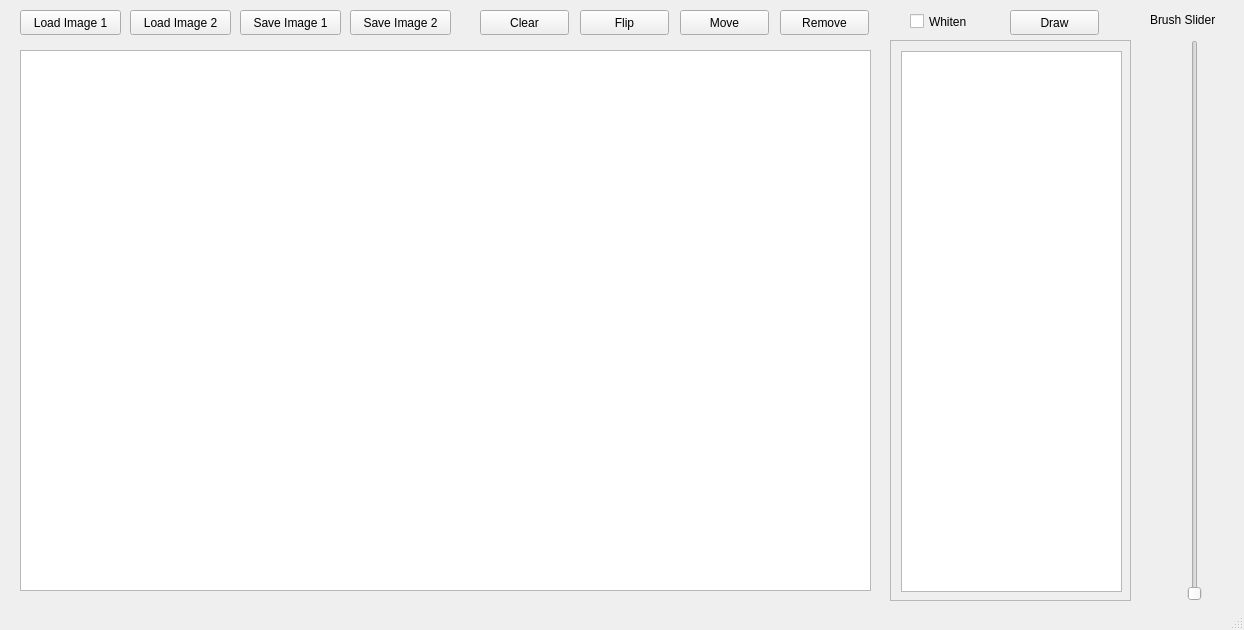
First picture: the form in mainwindow.ui, repository rohithreddy0087/segmented_image_editor, before the edit.
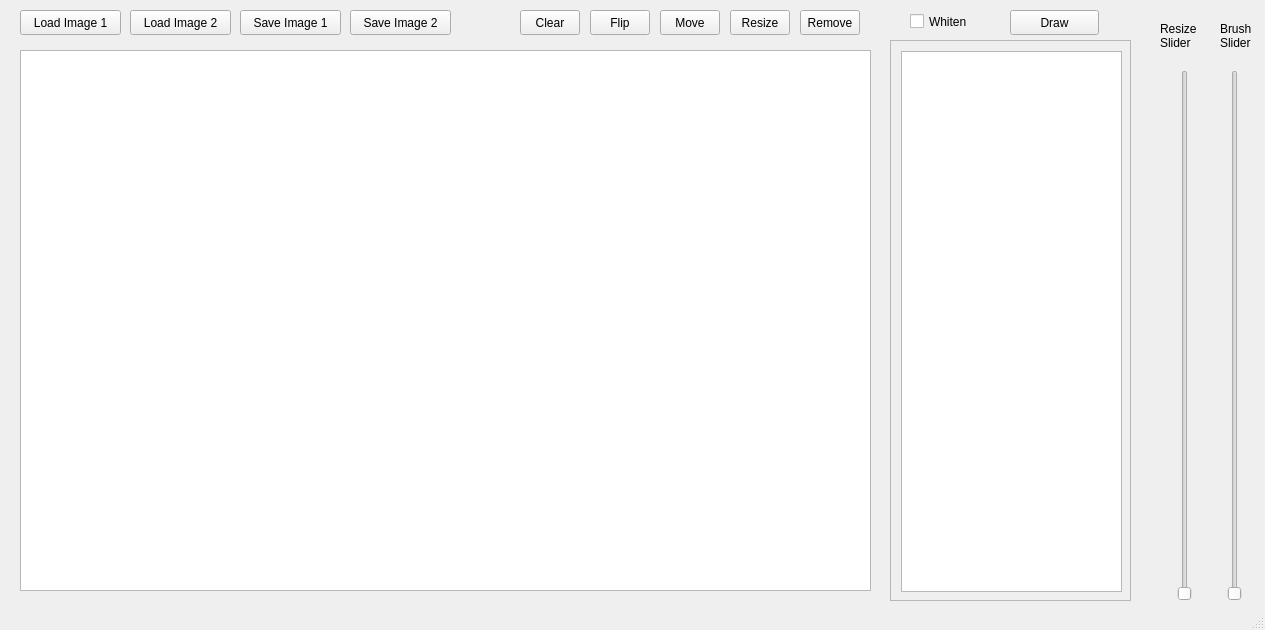
Second picture: the form after the edit.

Commit message: adds resize feature

```diff
--- a/mainwindow.ui
+++ b/mainwindow.ui
@@ -6,7 +6,7 @@
    <rect>
     <x>0</x>
     <y>0</y>
-    <width>1244</width>
+    <width>1265</width>
     <height>630</height>
    </rect>
   </property>
@@ -99,9 +99,9 @@
    <widget class="QPushButton" name="pushButton_4">
     <property name="geometry">
      <rect>
-      <x>680</x>
+      <x>660</x>
       <y>10</y>
-      <width>89</width>
+      <width>60</width>
       <height>25</height>
      </rect>
     </property>
@@ -112,9 +112,9 @@
    <widget class="QPushButton" name="pushButton_5">
     <property name="geometry">
      <rect>
-      <x>780</x>
+      <x>800</x>
       <y>10</y>
-      <width>89</width>
+      <width>60</width>
       <height>25</height>
      </rect>
     </property>
@@ -125,10 +125,10 @@
    <widget class="QSlider" name="verticalSlider">
     <property name="geometry">
      <rect>
-      <x>1180</x>
-      <y>40</y>
+      <x>1220</x>
+      <y>70</y>
       <width>30</width>
-      <height>561</height>
+      <height>531</height>
      </rect>
     </property>
     <property name="orientation">
@@ -138,22 +138,25 @@
    <widget class="QLabel" name="label">
     <property name="geometry">
      <rect>
-      <x>1150</x>
-      <y>10</y>
-      <width>91</width>
-      <height>20</height>
+      <x>1220</x>
+      <y>20</y>
+      <width>41</width>
+      <height>31</height>
      </rect>
     </property>
     <property name="text">
      <string>Brush Slider</string>
     </property>
+    <property name="wordWrap">
+     <bool>true</bool>
+    </property>
    </widget>
    <widget class="QPushButton" name="pushButton_6">
     <property name="geometry">
      <rect>
-      <x>480</x>
+      <x>520</x>
       <y>10</y>
-      <width>89</width>
+      <width>60</width>
       <height>25</height>
      </rect>
     </property>
@@ -177,9 +180,9 @@
    <widget class="QPushButton" name="pushButton_8">
     <property name="geometry">
      <rect>
-      <x>580</x>
+      <x>590</x>
       <y>10</y>
-      <width>89</width>
+      <width>60</width>
       <height>25</height>
      </rect>
     </property>
@@ -213,6 +216,48 @@
      <string>Whiten</string>
     </property>
    </widget>
+   <widget class="QPushButton" name="pushButton_10">
+    <property name="geometry">
+     <rect>
+      <x>730</x>
+      <y>10</y>
+      <width>60</width>
+      <height>25</height>
+     </rect>
+    </property>
+    <property name="text">
+     <string>Resize</string>
+    </property>
+   </widget>
+   <widget class="QSlider" name="verticalSlider_2">
+    <property name="geometry">
+     <rect>
+      <x>1170</x>
+      <y>70</y>
+      <width>30</width>
+      <height>531</height>
+     </rect>
+    </property>
+    <property name="orientation">
+     <enum>Qt::Vertical</enum>
+    </property>
+   </widget>
+   <widget class="QLabel" name="label_2">
+    <property name="geometry">
+     <rect>
+      <x>1160</x>
+      <y>20</y>
+      <width>51</width>
+      <height>31</height>
+     </rect>
+    </property>
+    <property name="text">
+     <string>Resize  Slider</string>
+    </property>
+    <property name="wordWrap">
+     <bool>true</bool>
+    </property>
+   </widget>
   </widget>
   <widget class="QStatusBar" name="statusbar"/>
  </widget>
```
The commit also changes 15 other files.
